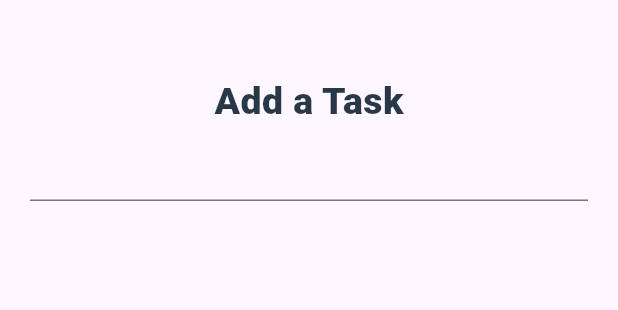
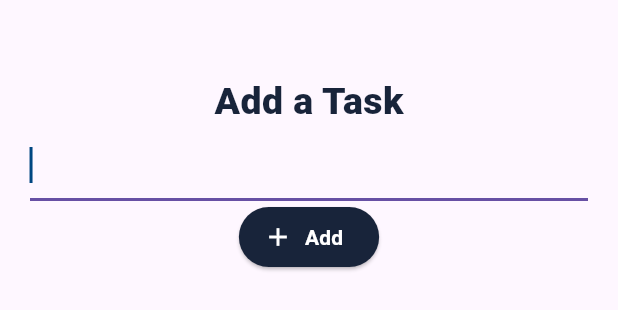
Before and after one commit to Thomasfadi/TaskFy, a Flutter app: the AddTask widget shown alone on an empty page, opened directly, on a phone screen of 412 x 824 dp. Shown: the top 310 px of the screen. Run offline on Flutter 3.47's test engine with Material 3 defaults, Android fonts, the phone set to English and light mode, and no system bars.

Commit message:
first commit

```diff
--- a/lib/ٍScreens/Add_task_screen.dart
+++ b/lib/ٍScreens/Add_task_screen.dart
@@ -1,3 +1,5 @@
+
+import 'package:flutter/gestures.dart';
 import 'package:flutter/material.dart';
 
 class AddTask extends StatelessWidget {
@@ -19,17 +21,31 @@ class AddTask extends StatelessWidget {
         children: [
           Text("Add a Task",
           style: TextStyle(
-
             fontSize: 25,
             fontWeight:FontWeight.w900 ,
-            color: Color.fromARGB(232, 19, 37, 52),
+            color:Color.fromARGB(255, 24, 36, 58),
           ),
           ),
           TextField(
             cursorColor: Color.fromARGB(255, 0, 71, 129),
-            cursorErrorColor: Colors.red[900],
+            autofocus: true,
           ),
-        ],
+         ElevatedButton.icon(
+  style: ButtonStyle(
+    backgroundColor: MaterialStateProperty.all(Color.fromARGB(255, 24, 36, 58)),
+    iconColor: MaterialStateProperty.all(Colors.white),
+    iconSize: MaterialStateProperty.all(20),
+  ),
+  onPressed: () {
+    // Your onPressed function here
+  },
+  icon: Icon(Icons.add,),
+  label: Text("Add",style: TextStyle(
+    color: Colors.white,
+    fontWeight: FontWeight.bold
+  ),),
+),
+      ],
       ),
     ),
     );
```
